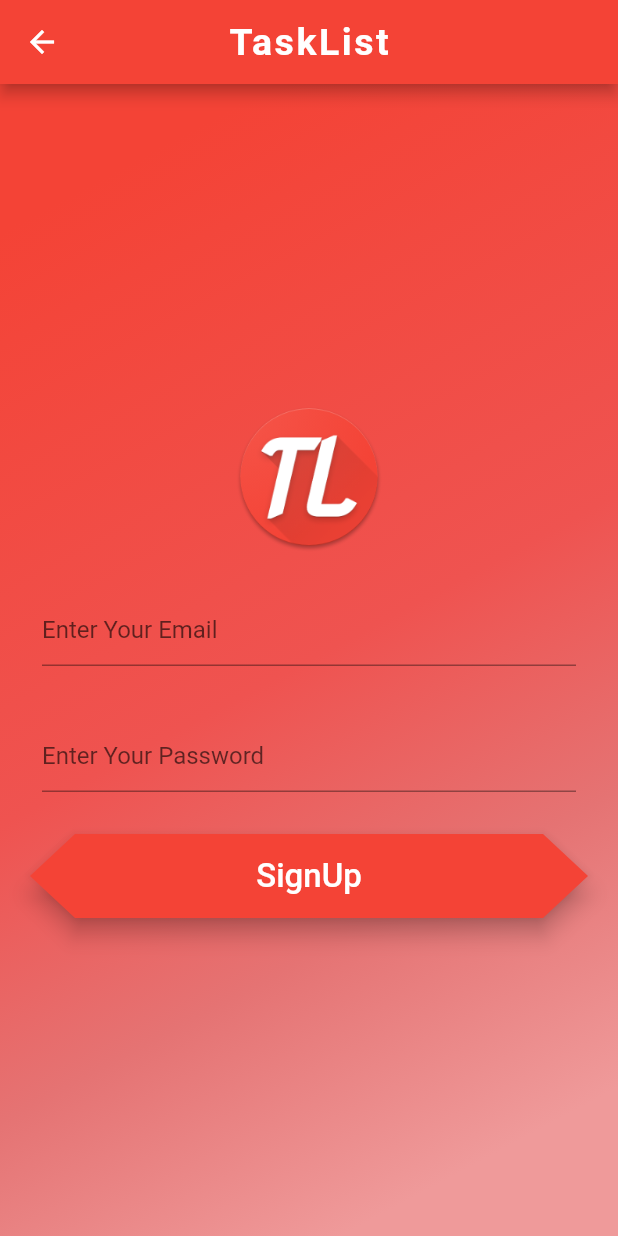
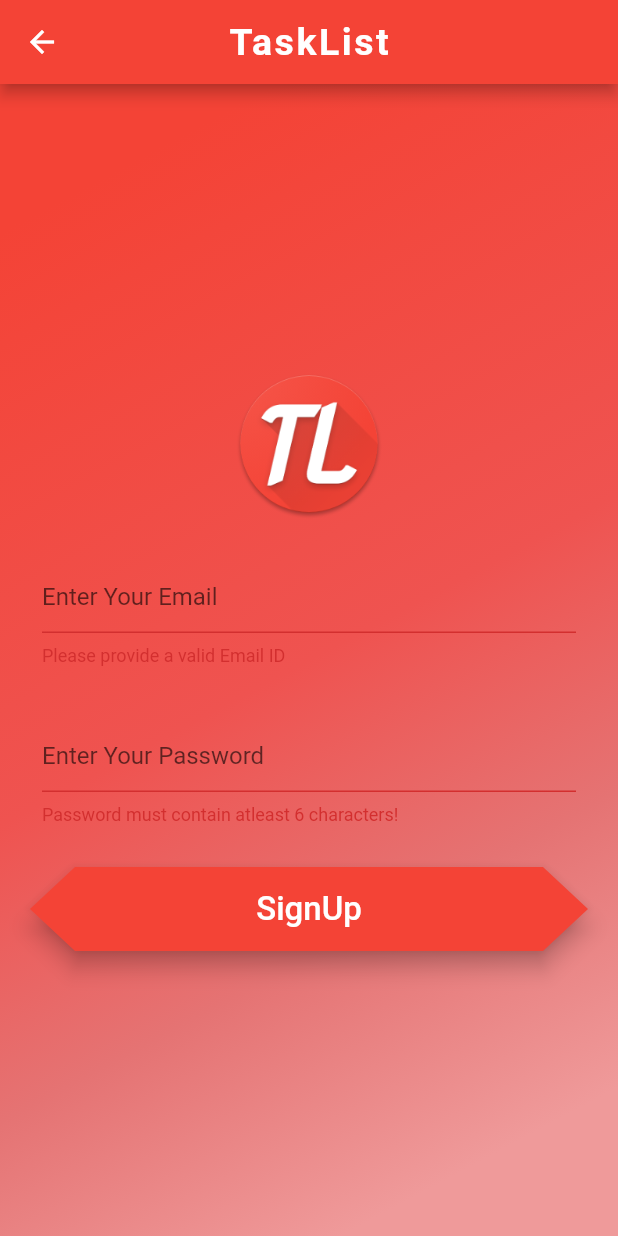
Before and after one commit to bugudiramu/TaskList, a Flutter app: the SignUpPage screen opened by its route, after a tap on "SignUp", on a phone screen of 412 x 824 dp. Run offline on Flutter 3.47's test engine with Material 2 defaults, Android fonts, the phone set to English and light mode, and no system bars; our stand-ins replace cloud_firestore, firebase_auth; accounts and stored records are empty.

Commit message:
Adding validators

```diff
--- a/lib/main.dart
+++ b/lib/main.dart
@@ -1,8 +1,9 @@
 import 'package:flutter/material.dart';
-import 'package:task_list/ui/displayUserInfo.dart';
+// import 'package:task_list/ui/displayUserInfo.dart';
 import 'ui/taskListScreen.dart';
 import 'ui/loginPage.dart';
 import 'ui/signUpPage.dart';
+// import 'package:firebase_auth/firebase_auth.dart';
 
 void main() {
   runApp(
@@ -18,7 +19,6 @@ void main() {
         '/': (BuildContext context) => LoginPage(),
         '/todoscreen': (BuildContext context) => TodoScreen(),
         '/signup': (BuildContext context) => SignUpPage(),
-        '/userinfo': (BuildContext context) => UserInfo(),
       },
       debugShowCheckedModeBanner: false,
     ),
--- a/lib/ui/signUpPage.dart
+++ b/lib/ui/signUpPage.dart
@@ -11,7 +11,8 @@ class SignUpPage extends StatefulWidget {
 class _SignUpPageState extends State<SignUpPage> {
   String _email;
   String _password;
-  // String _username;
+  final GlobalKey<FormState> _formKey = GlobalKey<FormState>();
+
   @override
   Widget build(BuildContext context) {
     return Scaffold(
@@ -25,7 +26,9 @@ class _SignUpPageState extends State<SignUpPage> {
         // leading: Text(""),
         centerTitle: true,
       ),
-      body: Container(
+      body: Form(
+        key: _formKey,
+        child: Container(
           decoration: BoxDecoration(
             // Box decoration takes a gradient
             gradient: LinearGradient(
@@ -61,15 +64,18 @@ class _SignUpPageState extends State<SignUpPage> {
                   ),
                   Padding(
                     padding: const EdgeInsets.all(8.0),
-                  child: TextField(
+                    child: TextFormField(
                       keyboardType: TextInputType.emailAddress,
                       decoration: InputDecoration(
                         hintText: "Enter Your Email",
                       ),
-                    onChanged: (val) {
-                      setState(() {
+                      validator: (val) {
+                        if (val.isEmpty) {
+                          return "Please provide a valid Email ID";
+                        }
+                      },
+                      onSaved: (val) {
                         _email = val;
-                      });
                       },
                     ),
                   ),
@@ -78,15 +84,18 @@ class _SignUpPageState extends State<SignUpPage> {
                   ),
                   Padding(
                     padding: const EdgeInsets.all(8.0),
-                  child: TextField(
+                    child: TextFormField(
                       obscureText: true,
                       decoration: InputDecoration(
                         hintText: "Enter Your Password",
                       ),
-                    onChanged: (val) {
-                      setState(() {
+                      validator: (val) {
+                        if (val.length < 6) {
+                          return "Password must contain atleast 6 characters!";
+                        }
+                      },
+                      onSaved: (val) {
                         _password = val;
-                      });
                       },
                     ),
                   ),
@@ -106,18 +115,7 @@ class _SignUpPageState extends State<SignUpPage> {
                       style: TextStyle(fontSize: 22.0, color: Colors.white),
                     ),
                     onPressed: () {
-                    FirebaseAuth.instance
-                        .createUserWithEmailAndPassword(
-                            email: _email, password: _password)
-                        .then((signedInUser) {
-                      // Firestore.instance
-                      //     .collection('todos')
-                      //     .document(signedInUser.uid)
-                      //     .setData({'task' : ''});
-                      UserManagement().storeNewUser(signedInUser, context);
-                    }).catchError((e) {
-                      print(e);
-                    });
+                      signup();
                     },
                   )
                 ],
@@ -125,6 +123,23 @@ class _SignUpPageState extends State<SignUpPage> {
             ),
           ),
         ),
+      ),
     );
   }
+
+  Future<void> signup() async {
+    final formstate = _formKey.currentState;
+    if (formstate.validate()) {
+      formstate.save();
+      FirebaseUser user = await FirebaseAuth.instance
+          .createUserWithEmailAndPassword(email: _email, password: _password)
+          .then((signedInUser) {
+        UserManagement().storeNewUser(signedInUser, context);
+      }).catchError((e) {
+        print(e.message);
+      });
+      Navigator.of(context).pop();
+      Navigator.of(context).pushReplacementNamed('/');
     }
+  }
+}
```
Also changed, not shown: lib/ui/loginPage.dart (+39 -22 lines), lib/ui/taskListScreen.dart (+16 -9 lines). Lines whose indentation alone changed are shown as unchanged.
